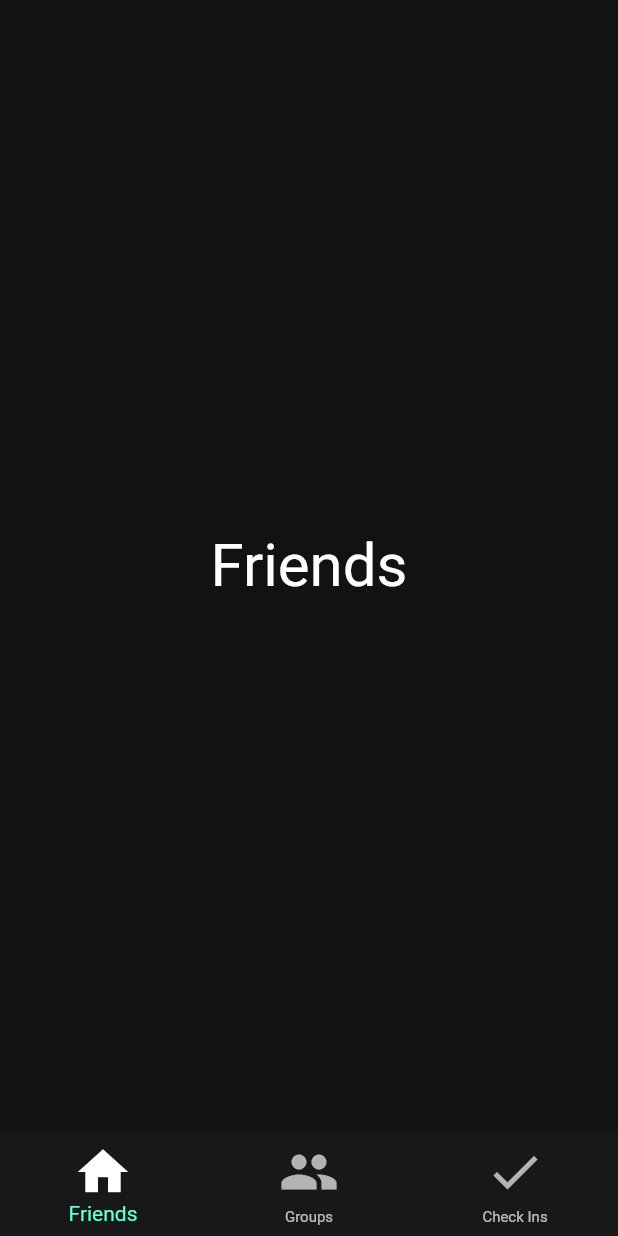
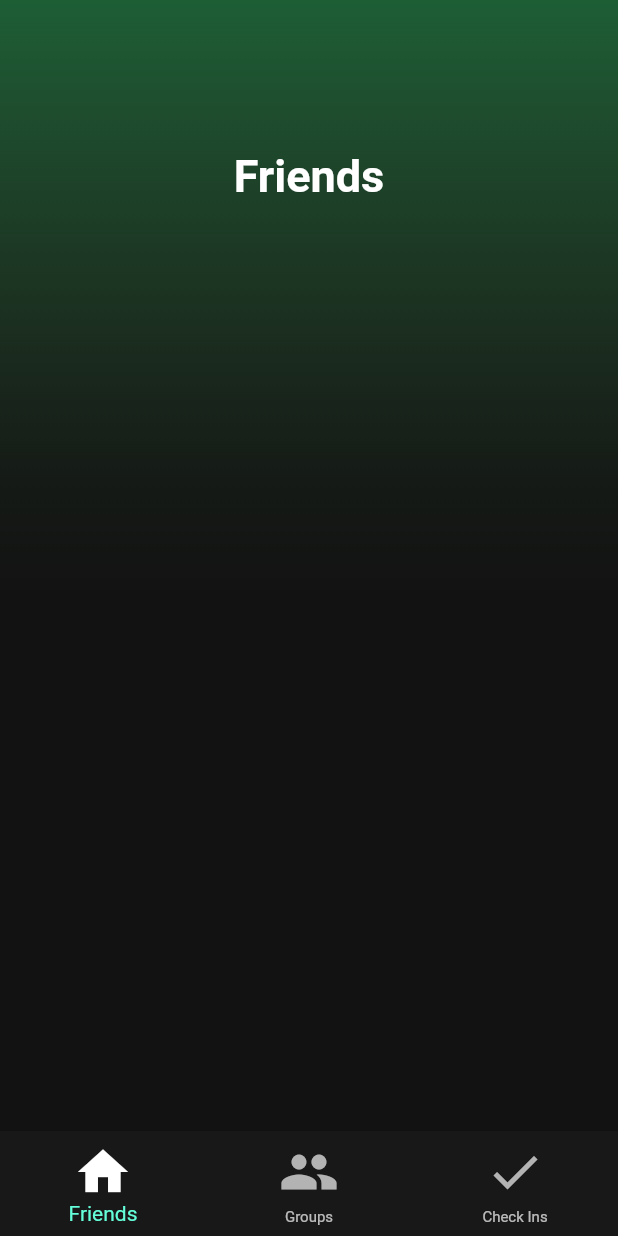
Before and after one commit to oluthje/friends-app-ui-only, a Flutter app: the screen it shows after launch, on a phone screen of 412 x 824 dp. Run offline on Flutter 3.47's test engine with Material 2 defaults, Android fonts, the phone set to English and light mode, and no system bars; our stand-ins replace grouped_list; Roboto replaces fonts that are missing (gothic).

Commit message:
smooth gradient

```diff
--- a/lib/colors.dart
+++ b/lib/colors.dart
@@ -1,9 +1,9 @@
 import 'package:flutter/material.dart';
 
-Color bottomTabBarBackground = const Color(0xFF181818);
-Color scaffoldBackground = const Color(0xFF121212);
-Color sideBarBackground = const Color(0xFF000000);
-Color spotifyGreen = Color(0xFF1cd760);
+const Color bottomTabBarBackground = Color(0xFF181818);
+const Color scaffoldBackground = Color(0xFF121212);
+const Color sideBarBackground = Color(0xFF000000);
+const Color spotifyGreen = Color(0xFF1cd760);
 
-Color brightWhite = const Color(0xFFffffff);
-Color fadedWhite = const Color(0xFFb3b3b3);
+const Color brightWhite = Color(0xFFffffff);
+const Color fadedWhite = Color(0xFFb3b3b3);
--- a/lib/main.dart
+++ b/lib/main.dart
@@ -19,7 +19,7 @@ class MyApp extends StatelessWidget {
   @override
   Widget build(BuildContext context) => MaterialApp(
         title: 'Sign in App!',
-        theme: ThemeData.dark().copyWith(),
+        theme: ThemeData.dark(),
         home: const HomePage(),
       );
 }
@@ -70,22 +70,28 @@ class FriendsApp extends StatefulWidget {
 
 class _FriendsApp extends State<FriendsApp> {
   int ci = 0; //current index
-  final screens = [
-    Center(
-        child: Text("Friends",
-            style: TextStyle(fontSize: 40, color: Colors.white))),
-    Center(
-        child: Text("Groups",
-            style: TextStyle(fontSize: 40, color: Colors.white))),
-    Center(
-        child: Text("Check Ins",
-            style: TextStyle(fontSize: 40, color: Colors.white))),
-  ];
 
   @override
   Widget build(BuildContext context) {
     final friendsDocs = constants.friendsDocs;
     final groupsDocs = constants.groupsDocs;
+    final screens = [
+      // FriendsCard(
+      //   friends: friendsDocs,
+      //   groups: groupsDocs,
+      //   showFriendModal: showFriendModal,
+      // ),
+      FriendsPage(),
+      GroupsCard(
+        friends: friendsDocs,
+        groups: groupsDocs,
+      ),
+      CheckInsCard(
+        friends: friendsDocs,
+        groups: groupsDocs,
+        showFriendModal: showFriendModal,
+      ),
+    ];
 
     return Scaffold(
       backgroundColor: scaffoldBackground,
@@ -130,25 +136,5 @@ class _FriendsApp extends State<FriendsApp> {
         ],
       ),
     );
-    // child: SingleChildScrollView(
-    //   child: Column(
-    //     children: <Widget>[
-    //       FriendsCard(
-    //         friends: friendsDocs,
-    //         groups: groupsDocs,
-    //         showFriendModal: showFriendModal,
-    //       ),
-    //       GroupsCard(
-    //         friends: friendsDocs,
-    //         groups: groupsDocs,
-    //       ),
-    //       CheckInsCard(
-    //         friends: friendsDocs,
-    //         groups: groupsDocs,
-    //         showFriendModal: showFriendModal,
-    //       ),
-    //     ],
-    //   ),
-    // ),
   }
 }
--- /dev/null
+++ b/lib/textstyles.dart
@@ -0,0 +1,14 @@
+import 'package:flutter/material.dart';
+import 'package:friends/colors.dart';
+
+const titleText = TextStyle(
+    color: brightWhite,
+    fontSize: 30,
+    fontFamily: "gothic",
+    fontWeight: FontWeight.w700);
+
+const paragraphText = TextStyle(
+    color: brightWhite,
+    fontSize: 20,
+    fontFamily: "gothic",
+    fontWeight: FontWeight.w200);
--- a/lib/widgets/friends/friends_card.dart
+++ b/lib/widgets/friends/friends_card.dart
@@ -1,10 +1,60 @@
 import 'dart:math';
 
 import 'package:flutter/material.dart';
+import 'package:friends/colors.dart';
 import 'package:friends/widgets/friends/friends_list_tile.dart';
 import 'friends_screen.dart';
 import '../dashboard/dashboard_card.dart';
 import 'package:friends/constants.dart' as constants;
+import 'package:friends/textstyles.dart';
+
+class FriendsPage extends StatelessWidget {
+  double opacity = 0.8;
+  @override
+  Widget build(BuildContext context) {
+    return Padding(
+      padding: EdgeInsets.only(
+        bottom: 25.0,
+      ),
+      child: Container(
+        height: 400,
+        width: double.infinity,
+        decoration: BoxDecoration(
+          // Box decoration takes a gradient
+          gradient: LinearGradient(
+            // Where the linear gradient begins and ends
+            begin: Alignment.topCenter,
+            end: Alignment.bottomCenter,
+            stops: [0, 0.1, 0.2, 0.3, 0.4, 0.5, 0.6, 0.7, 0.8, 1],
+            colors: [
+              Color(0xFF20713e).withOpacity(opacity),
+              Color(0xFF216639).withOpacity(opacity),
+              Color(0xFF215a34).withOpacity(opacity),
+              Color(0xFF204f2f).withOpacity(opacity),
+              Color(0xFF1f442a).withOpacity(opacity),
+              Color(0xFF1e3a25).withOpacity(opacity),
+              Color(0xFF1c3021).withOpacity(opacity),
+              Color(0xFF19261c).withOpacity(opacity),
+              Color(0xFF161c17).withOpacity(opacity),
+              Color(0xFF121212).withOpacity(opacity),
+              // scaffoldBackground,
+            ],
+          ),
+        ),
+        child: Padding(
+          padding: const EdgeInsets.symmetric(horizontal: 25.0),
+          child: Column(
+            crossAxisAlignment: CrossAxisAlignment.center,
+            children: [
+              SizedBox(height: 100),
+              Text("Friends", style: titleText),
+            ],
+          ),
+        ),
+      ),
+    );
+  }
+}
 
 class FriendsCard extends StatelessWidget {
   final List friends;
```
